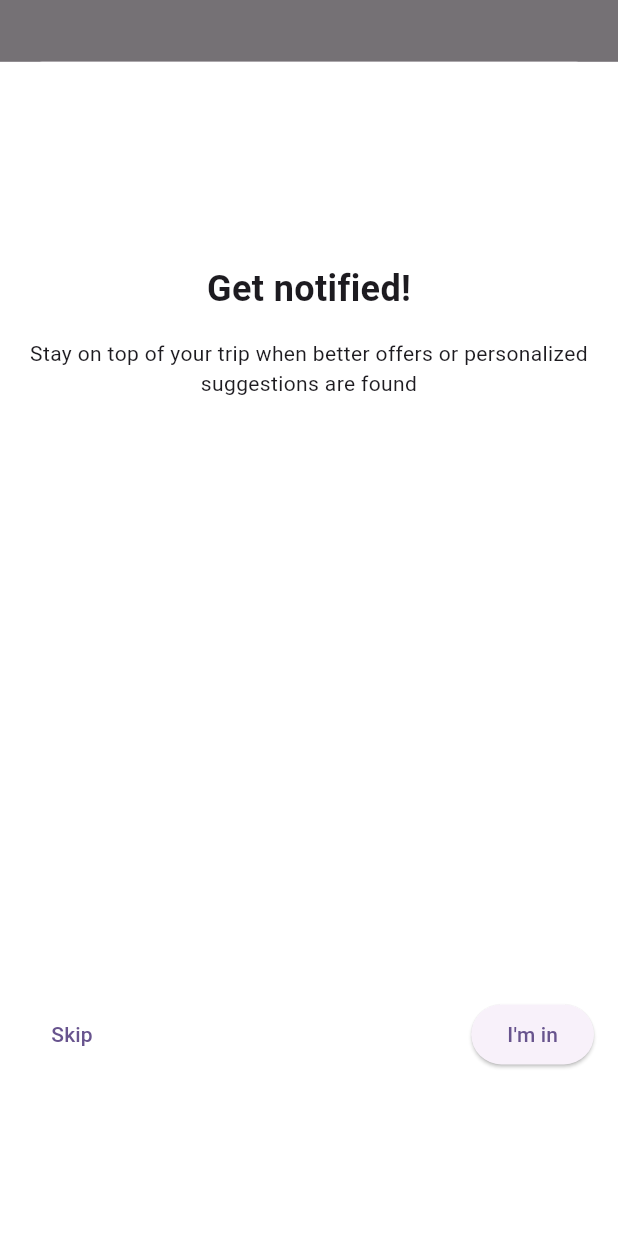
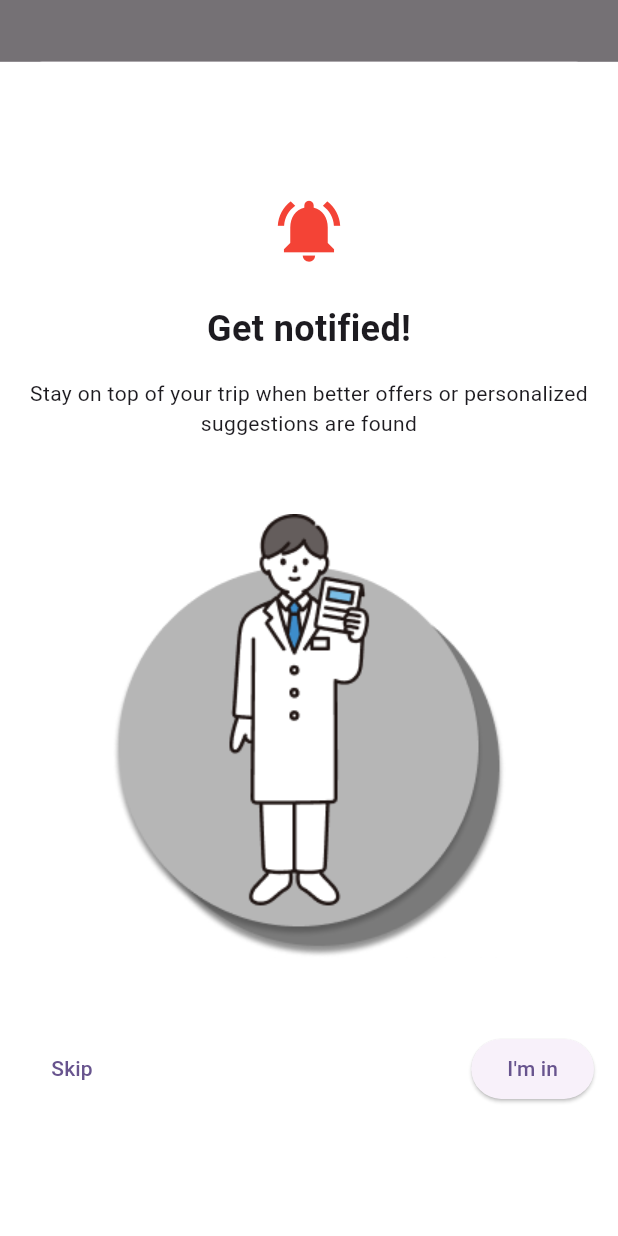
Before and after one commit to abe-masafumi/awesome_project01, a Flutter app: what showExplanationDialog() shows on an empty page, opened directly, on a phone screen of 412 x 824 dp. Run offline on Flutter 3.47's test engine with Material 3 defaults, Android fonts, the phone set to English and light mode, and no system bars; our stand-ins replace badges, firebase_core, firebase_messaging, flutter_riverpod, permission_handler, shared_preferences; accounts and stored records are empty.

Commit message:
画像の表示、リファクタリング、アイコンの表示

```diff
--- a/lib/components/notification-description-sheet.dart
+++ b/lib/components/notification-description-sheet.dart
@@ -1,5 +1,4 @@
 import 'package:flutter/material.dart';
-
 import '../services/notification_preferences_manager.dart';
 
 void showExplanationDialog(BuildContext context) {
@@ -13,6 +12,12 @@ void showExplanationDialog(BuildContext context) {
         child: Column(
           mainAxisAlignment: MainAxisAlignment.center,
           children: [
+            const Icon(
+              Icons.notifications_active,
+              color: Colors.red,
+              size: 50.0,
+              semanticLabel: 'Favorite',
+            ),
             const SizedBox(height: 24),
             const Text(
               'Get notified!',
@@ -26,7 +31,9 @@ void showExplanationDialog(BuildContext context) {
               'Stay on top of your trip when better offers or personalized suggestions are found',
               textAlign: TextAlign.center,
             ),
-            const SizedBox(height: 400),
+            const SizedBox(height: 50),
+            Image.asset('assets/images/notification-info.png'),
+            const SizedBox(height: 50),
             Row(
               mainAxisAlignment: MainAxisAlignment.spaceBetween,
               children: [
@@ -35,6 +42,7 @@ void showExplanationDialog(BuildContext context) {
                   child: TextButton(
                     onPressed: () {
                       // Handle "Skip" button press
+                      Navigator.of(context).pop();
                     },
                     child: Text('Skip'),
                   ),
@@ -44,8 +52,8 @@ void showExplanationDialog(BuildContext context) {
                   child: ElevatedButton(
                     onPressed: () {
                       Navigator.of(context).pop();
-                      requestPermission();
                       // Handle "I'm in" button press
+                      NotificationPreferencesManager.requestPermission();
                     },
                     child: Text("I'm in"),
                   ),
--- a/lib/main.dart
+++ b/lib/main.dart
@@ -208,13 +208,13 @@ class _MyHomePageState extends ConsumerState<MyHomePage> with WidgetsBindingObse
                   if (fcmToken != null) {
                     Clipboard.setData(ClipboardData(text: fcmToken));
                   }
-                  NotificationPreferencesManager.logAllSharedPreferences(); // ボタンが押された時にログ出力
+                  NotificationPreferencesManager.logAllSharedPreferences();
                 },
                 child: const Text('Log Shared Preferences'),
               ),
               ElevatedButton(
                 onPressed: () {
-                  checkNotificationPermission(context);
+                  NotificationPreferencesManager.checkNotificationPermission(context);
                 },
                 child: Text('Request Notification Permission'),
               ),
--- a/lib/providers/notification_provider.dart
+++ b/lib/providers/notification_provider.dart
@@ -1,5 +1,4 @@
 import 'package:flutter_riverpod/flutter_riverpod.dart';
-
 import '../services/notification_preferences_manager.dart';
 
 // 状態更新用のProvider
--- a/pubspec.yaml
+++ b/pubspec.yaml
@@ -58,7 +58,8 @@ dev_dependencies:
 
 # The following section is specific to Flutter packages.
 flutter:
-
+  assets:
+    - assets/images/notification-info.png
   # The following line ensures that the Material Icons font is
   # included with your application, so that you can use the icons in
   # the material Icons class.
```
Also changed, not shown: lib/services/notification_preferences_manager.dart (+6 -3 lines), assets/images/notification-info.png (added), 1 other file.
